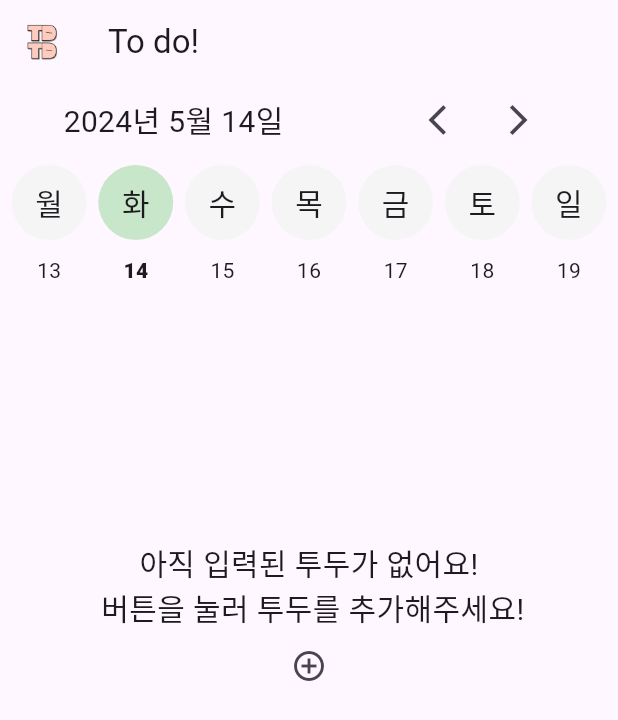
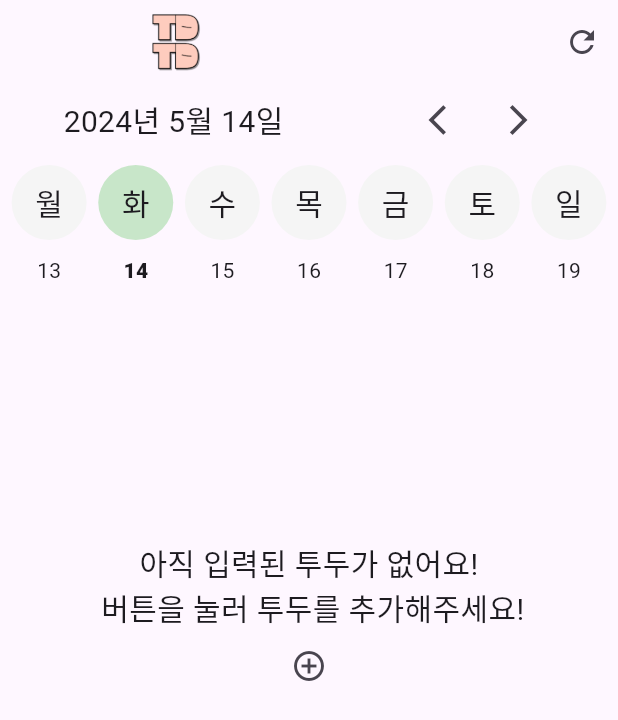
Before and after one commit to Yoojkim/TDTD, a Flutter app: the screen it shows after launch, on a phone screen of 412 x 824 dp. Shown: the top 720 px of the screen. Run offline on Flutter 3.47's test engine with Material 3 defaults, Android fonts, the phone set to English and light mode, and no system bars; our stand-ins replace sqflite; accounts and stored records are empty.

Commit message:
feat: AppBar refresh 기능 구현

```diff
--- a/lib/screen/todo_screen.dart
+++ b/lib/screen/todo_screen.dart
@@ -1,5 +1,7 @@
 import 'package:flutter/material.dart';
+import 'package:provider/provider.dart';
 import 'package:todolist/component/logo.dart';
+import 'package:todolist/state/standard_date_provider.dart';
 import 'package:todolist/widget/date_widget.dart';
 import 'package:todolist/widget/todo_widget.dart';
 
@@ -20,10 +22,23 @@ class _ToDoScreenState extends State<ToDoScreen> {
 
   @override
   Widget build(BuildContext context) {
+    StandardDate standardDate = Provider.of<StandardDate>(context);
     return Scaffold(
       appBar: AppBar(
-        leading: const Logo(width: 30, height: 30),
-        title: const Text('To do!'),
+        leading: Container(),
+        title: const Logo(
+          width: 90,
+          height: 90,
+        ),
+        actions: [
+          IconButton(
+            onPressed: () {
+              standardDate.changeDate(DateTime.now());
+              setState(() {});
+            },
+            icon: const Icon(Icons.refresh),
+          ),
+        ],
       ),
       body: SafeArea(
           child: Column(
```
